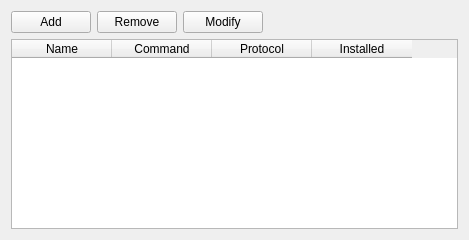
Old version of the form src/enginesettings.ui in the repository KDE/knights.
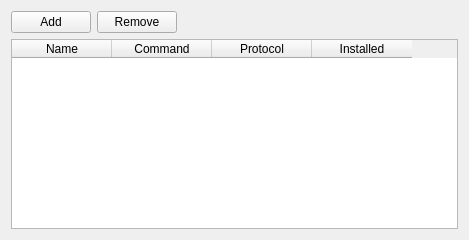
New version of the form. Custom widgets are drawn as their Qt base class.

```diff
--- a/src/enginesettings.ui
+++ b/src/enginesettings.ui
@@ -30,13 +30,6 @@
        </property>
       </widget>
      </item>
-     <item>
-      <widget class="KPushButton" name="modifyButton">
-       <property name="text">
-        <string>Modify</string>
-       </property>
-      </widget>
-     </item>
      <item>
       <spacer name="horizontalSpacer">
        <property name="orientation">
```
Left out of the diff: 3 changed lines with no effect on the pictures.
